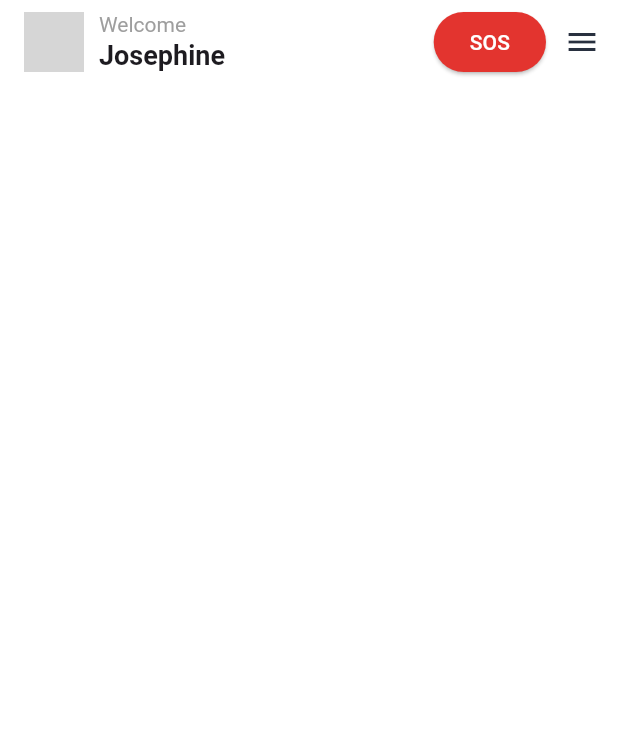
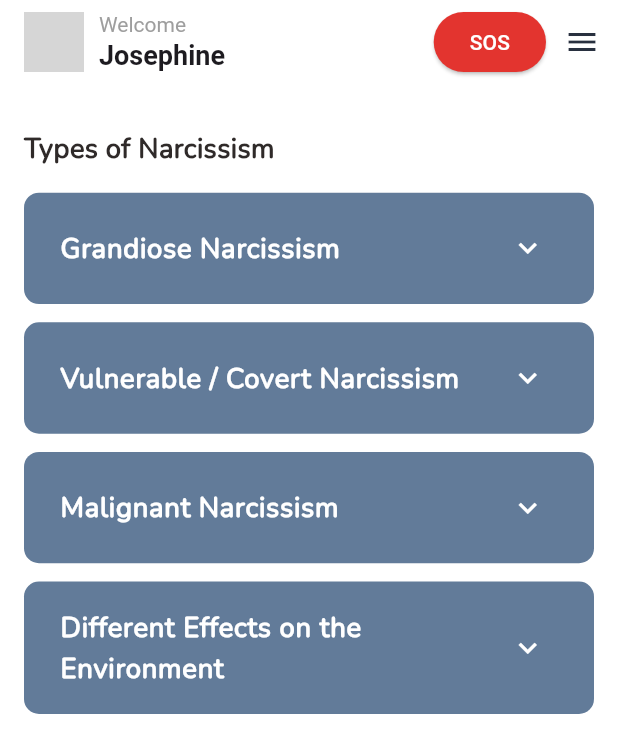
Before and after one commit to backbencherstudio/anninawyss_FO72194B15C03, a Flutter app: the NarcissismType screen opened directly, on a phone screen of 412 x 824 dp. Shown: the top 753 px of the screen. Run offline on Flutter 3.47's test engine with Material 3 defaults, Android fonts, the light colour scheme and no system bars; our stand-ins replace fl_chart, flutter_riverpod, flutter_screenutil, pinput, riverpod; network calls fail; grey boxes are pictures that could not be loaded.

Commit message:
type of narcissism screen completed

```diff
--- a/lib/core/route/route_manager.dart
+++ b/lib/core/route/route_manager.dart
@@ -1,4 +1,5 @@
 import 'package:anninawyss_o72194b15c03/presentation/all_module/module_two/view/modul_two_screen.dart';
+import 'package:anninawyss_o72194b15c03/presentation/all_module/module_two/view/narcissism_type.dart';
 import 'package:anninawyss_o72194b15c03/presentation/all_module/module_two/view/question_screen.dart';
 import 'package:anninawyss_o72194b15c03/presentation/all_module/module_two/view/self_test_screen.dart';
 import 'package:anninawyss_o72194b15c03/presentation/all_module/module_two/view/what_narcissism.dart';
@@ -47,6 +48,7 @@ class Routes{
   static const String selfTestScreenRoute="/selfTestRoute";
   static const String questionScreenRoute="/questionScreen";
   static const String evaluationScreenRoute="/evaluationScreen";
+  static const String narcissismType="/narcissismType";
 
 
   static const String onBoadingRoute="/onBoading";
@@ -102,6 +104,8 @@ class RouteGenerator{
         return MaterialPageRoute(builder: (_)=> QuestionScreen());
         case Routes.evaluationScreenRoute:
         return MaterialPageRoute(builder: (_)=> EvaluationScreen());
+        case Routes.narcissismType:
+        return MaterialPageRoute(builder: (_)=> NarcissismType());
 
       default:
       return unDefineRoute();
--- /dev/null
+++ b/lib/presentation/all_module/module_two/provider/narcissism_provider.dart
@@ -0,0 +1,29 @@
+import 'package:flutter_riverpod/flutter_riverpod.dart';
+
+import '../view_model/narcissism_model.dart';
+
+
+final narcissismProvider = Provider<List<NarcissismItemModel>>((ref) {
+  return [
+    NarcissismItemModel(
+      title: "Grandiose Narcissism",
+      content:
+      "Characterized by overt self-importance, confidence, and dominance. Individuals seek admiration openly and often display arrogance. They may appear charming but can be controlling or dismissive of others’ feelings.",
+    ),
+    NarcissismItemModel(
+      title: "Vulnerable / Covert Narcissism",
+      content:
+      "Marked by hypersensitivity, insecurity, and introversion. Individuals may feel unappreciated or victimized, and often harbor resentment. They seek validation subtly and may withdraw or show passive-aggressive behaviors.",
+    ),
+    NarcissismItemModel(
+      title: "Malignant Narcissism",
+      content:
+      "A more severe form combining narcissistic traits with antisocial behavior, aggression, and lack of empathy. Individuals may exploit, intimidate, or manipulate others for personal gain, often causing significant harm in relationships and environments.",
+    ),
+    NarcissismItemModel(
+      title: "Different Effects on the Environment",
+      content:
+      "=>Can cause emotional distress, confusion, or anxiety in others.\n =>May create toxic dynamics in personal, professional, or social settings.\n=>Can disrupt trust, collaboration, and healthy communication.\n=>In some cases, they may motivate or inspire, but often at the expense of others’ well-being.",
+    ),
+  ];
+});
--- a/lib/presentation/all_module/module_two/view/modul_two_screen.dart
+++ b/lib/presentation/all_module/module_two/view/modul_two_screen.dart
@@ -46,7 +46,9 @@ class ModuleTwoScreen extends StatelessWidget {
                   SizedBox(height: 18.h,),
                   CustomContentButton(text: "Narcissistic personality disorder", onTap: (){}),
                   SizedBox(height: 18.h,),
-                  CustomContentButton(text: "Types of narcissism", onTap: (){}),
+                  CustomContentButton(text: "Types of narcissism", onTap: (){
+                    Navigator.pushNamed(context, Routes.narcissismType);
+                  }),
                   SizedBox(height: 18.h,),
                   CustomContentButton(text: "Important terms", onTap: (){}),
                   SizedBox(height: 18.h,),
--- a/lib/presentation/all_module/module_two/view/narcissism_type.dart
+++ b/lib/presentation/all_module/module_two/view/narcissism_type.dart
@@ -1,16 +1,42 @@
-import 'package:anninawyss_o72194b15c03/core/constansts/app_colors.dart';
-import 'package:anninawyss_o72194b15c03/presentation/widgets/custom_app_bar.dart';
+import 'package:anninawyss_o72194b15c03/core/constansts/app_text_style.dart';
+import 'package:anninawyss_o72194b15c03/presentation/all_module/module_two/provider/narcissism_provider.dart';
+import 'package:anninawyss_o72194b15c03/presentation/all_module/module_two/widgets/custom_narcissism_tile.dart';
 import 'package:flutter/material.dart';
+import 'package:flutter_riverpod/flutter_riverpod.dart';
+import 'package:flutter_screenutil/flutter_screenutil.dart';
 
-class NarcissismType extends StatelessWidget {
+import '../../../../core/constansts/app_colors.dart';
+import '../../../widgets/custom_app_bar.dart';
+class NarcissismType extends ConsumerWidget {
   const NarcissismType({super.key});
 
   @override
-  Widget build(BuildContext context) {
+  Widget build(BuildContext context, WidgetRef ref) {
+    final items = ref.watch(narcissismProvider);
+
     return Scaffold(
       backgroundColor: AppColors.whiteBackgroundColor,
       appBar: CustomAppBar(),
 
+      body: Column(
+        crossAxisAlignment: CrossAxisAlignment.start,
+        children: [
+          SizedBox(height: 30.h,),
+          Padding(
+            padding: const EdgeInsets.only(left: 16),
+            child: Text("Types of Narcissism", style: AppTextStyles.nunitoS18BoldC2F2A29,),
+          ),
+          Expanded(
+            child: ListView.builder(
+              padding: const EdgeInsets.all(16),
+              itemCount: items.length,
+              itemBuilder: (context, index) {
+                return CustomNarcissismTileTile(item: items[index]);
+              },
+            ),
+          )
+        ],
+      ),
     );
   }
 }
--- /dev/null
+++ b/lib/presentation/all_module/module_two/view_model/narcissism_model.dart
@@ -0,0 +1,9 @@
+class NarcissismItemModel {
+  final String title;
+  final String content;
+
+  NarcissismItemModel({
+    required this.title,
+    required this.content,
+  });
+}
--- /dev/null
+++ b/lib/presentation/all_module/module_two/widgets/custom_narcissism_tile.dart
@@ -0,0 +1,68 @@
+import 'package:anninawyss_o72194b15c03/core/constansts/app_text_style.dart';
+import 'package:anninawyss_o72194b15c03/presentation/all_module/module_two/view_model/narcissism_model.dart';
+import 'package:flutter/material.dart';
+import 'package:flutter_screenutil/flutter_screenutil.dart';
+
+import '../../../../core/constansts/app_colors.dart';
+
+
+class CustomNarcissismTileTile extends StatelessWidget {
+  final NarcissismItemModel item;
+
+  const CustomNarcissismTileTile({super.key, required this.item});
+
+  @override
+  Widget build(BuildContext context) {
+    return Container(
+      padding: EdgeInsets.all(8.r),
+      margin: EdgeInsets.only(bottom: 12.h),
+      decoration: BoxDecoration(
+        color:  Color(0Xff627B99),
+        borderRadius: BorderRadius.circular(10),
+      ),
+      child: ExpansionTile(
+        iconColor: Colors.white,
+        collapsedIconColor: Colors.white,
+        title: Text(
+          item.title,
+          style: AppTextStyles.nunitoS18BoldC2F2A29.copyWith(color: Colors.white),
+        ),
+        children: [
+          Container(
+            width: double.infinity,
+            padding: const EdgeInsets.all(16),
+            decoration: BoxDecoration(
+              color: AppColors.whiteBackgroundColor,
+              borderRadius: BorderRadius.circular(10),
+            ),
+           child:  Column(
+              crossAxisAlignment: CrossAxisAlignment.start,
+              children: item.content
+                  .split('\n')
+                  .map((line) => line.trim())
+                  .where((line) => line.isNotEmpty)
+                  .map((text) => Padding(
+                padding: const EdgeInsets.only(bottom: 6),
+                child: Row(
+                  crossAxisAlignment: CrossAxisAlignment.start,
+                  children: [
+                    // If line starts with => show bullet
+                    Text(text.startsWith('=>') ? '•  ' : ''),
+                    Expanded(
+                      child: Text(
+                        text.replaceFirst('=>', '').trim(),
+                        style: AppTextStyles.interS16RegularC6B7280,
+                      ),
+                    ),
+                  ],
+                ),
+              ))
+                  .toList(),
+            ),
+
+          )
+        ],
+      ),
+    );
+  }
+}
```
Also changed, not shown: lib/presentation/analytics/provider/analytics_provider.dart (added, +38 -0 lines), lib/presentation/analytics/view_model/analytics_item_model.dart (added, +9 -0 lines), lib/presentation/analytics/widgets/custom_analytics_tile.dart (added, +47 -0 lines).
